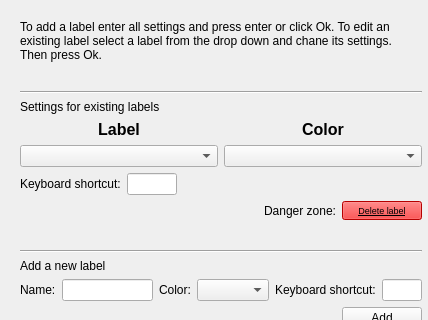
First picture: the form in gui/designer/label_settings.ui, repository jacob-kamminga/AI-Sensus, before the edit; both pictures show x 0 to 428 and y 0 to 320 of the 428 by 540 pixel window.
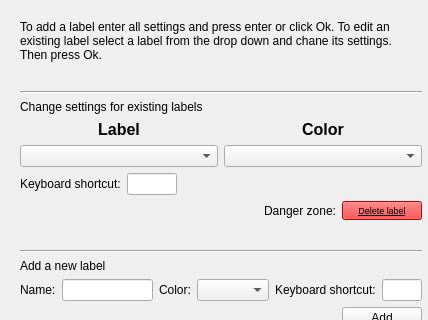
Second picture: the form after the edit.

The edit to the form file:
```diff
--- a/gui/designer/label_settings.ui
+++ b/gui/designer/label_settings.ui
@@ -56,7 +56,7 @@
     <item>
      <widget class="QLabel" name="label_3">
       <property name="text">
-       <string>Settings for existing labels</string>
+       <string>Change settings for existing labels</string>
       </property>
      </widget>
     </item>
```
